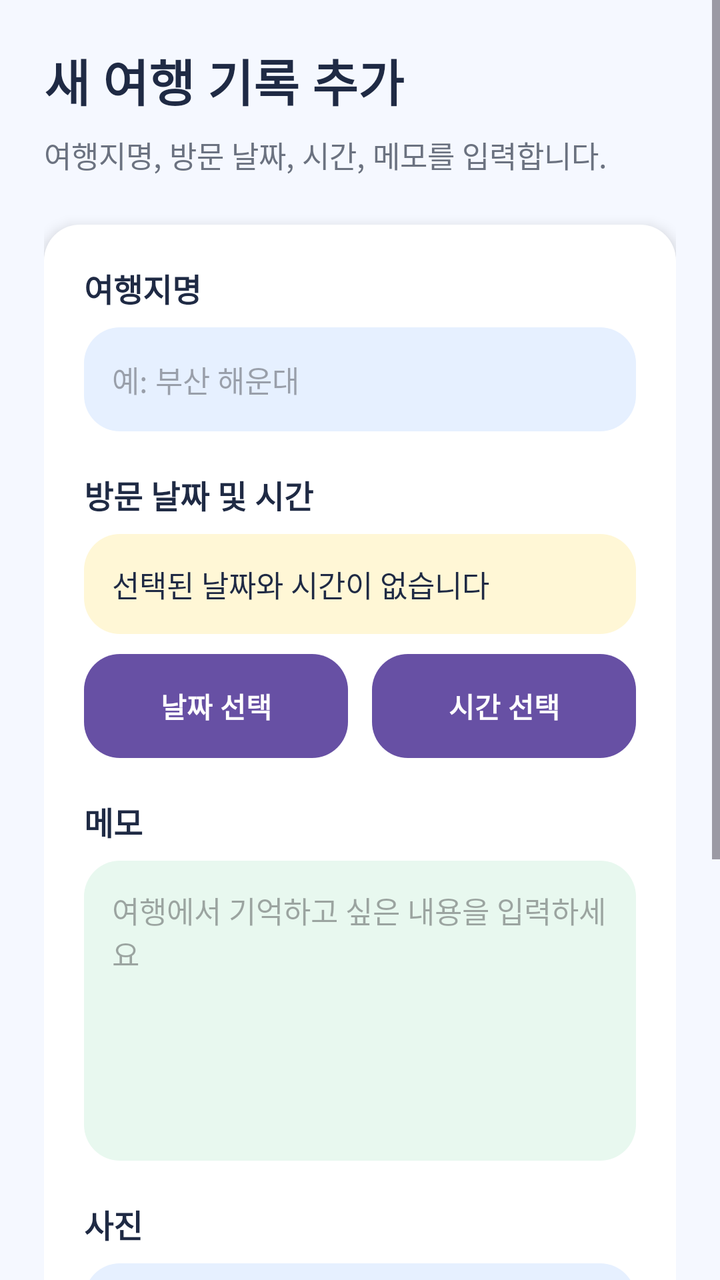
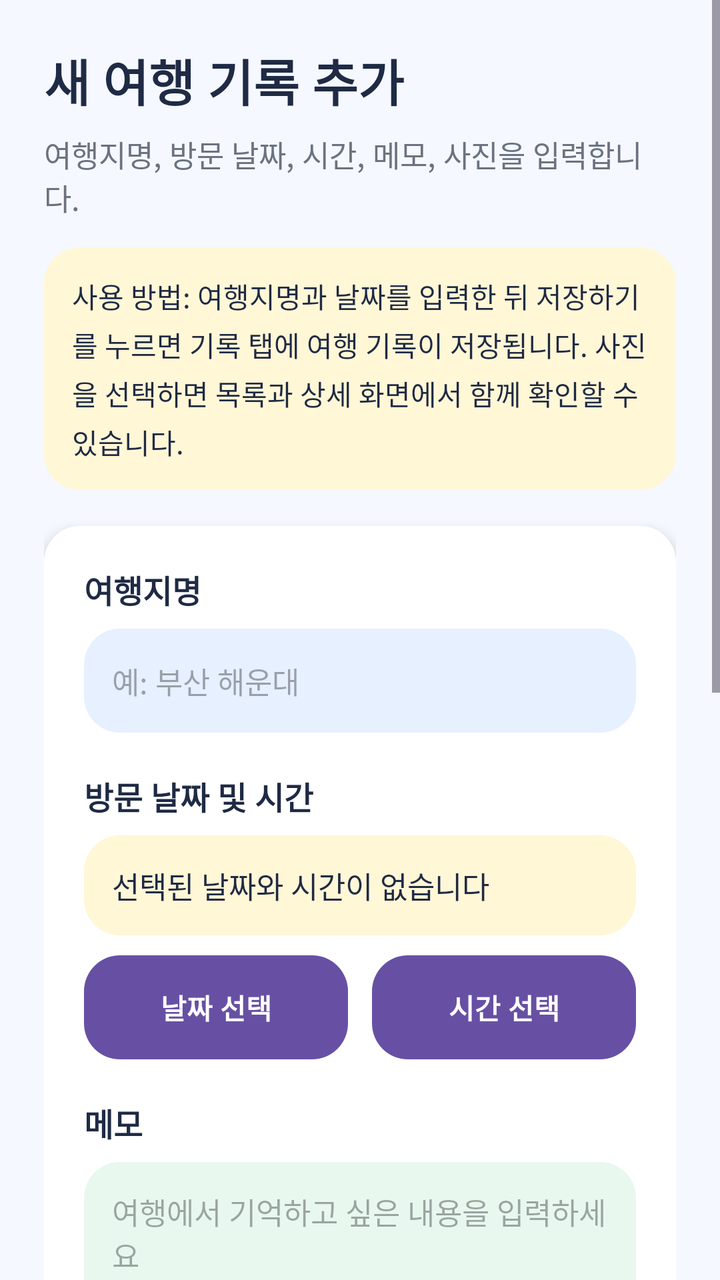

Two renders of the same Android screen: before a commit and after it. Below are the layout's source before the change and the commit's diff.
<!-- AndroidManifest.xml: application theme Theme.TravelRecordApp -->
<!-- res/layout/activity_add_travel.xml -->
<?xml version="1.0" encoding="utf-8"?>
<ScrollView xmlns:android="http://schemas.android.com/apk/res/android"
    android:layout_width="match_parent"
    android:layout_height="match_parent"
    android:background="@color/travel_bg"
    android:fillViewport="true">

    <LinearLayout
        android:layout_width="match_parent"
        android:layout_height="wrap_content"
        android:orientation="vertical"
        android:padding="22dp">

        <TextView
            android:id="@+id/tvAddTravelTitle"
            android:layout_width="match_parent"
            android:layout_height="wrap_content"
            android:text="새 여행 기록 추가"
            android:textColor="@color/travel_dark"
            android:textSize="25sp"
            android:textStyle="bold" />

        <TextView
            android:id="@+id/tvAddTravelDesc"
            android:layout_width="match_parent"
            android:layout_height="wrap_content"
            android:layout_marginTop="8dp"
            android:text="여행지명, 방문 날짜, 시간, 메모를 입력합니다."
            android:textColor="@color/travel_gray"
            android:textSize="15sp" />

        <LinearLayout
            android:layout_width="match_parent"
            android:layout_height="wrap_content"
            android:layout_marginTop="24dp"
            android:background="@drawable/bg_card_white"
            android:elevation="4dp"
            android:orientation="vertical"
            android:padding="20dp">

            <TextView
                android:layout_width="match_parent"
                android:layout_height="wrap_content"
                android:text="여행지명"
                android:textColor="@color/travel_dark"
                android:textSize="16sp"
                android:textStyle="bold" />

            <EditText
                android:id="@+id/etPlace"
                android:layout_width="match_parent"
                android:layout_height="52dp"
                android:layout_marginTop="8dp"
                android:background="@drawable/bg_card_blue"
                android:hint="예: 부산 해운대"
                android:inputType="text"
                android:paddingStart="14dp"
                android:paddingEnd="14dp"
                android:textColor="@color/travel_dark"
                android:textSize="15sp" />

            <TextView
                android:layout_width="match_parent"
                android:layout_height="wrap_content"
                android:layout_marginTop="20dp"
                android:text="방문 날짜 및 시간"
                android:textColor="@color/travel_dark"
                android:textSize="16sp"
                android:textStyle="bold" />

            <TextView
                android:id="@+id/tvSelectedDateTime"
                android:layout_width="match_parent"
                android:layout_height="wrap_content"
                android:layout_marginTop="8dp"
                android:background="@drawable/bg_card_yellow"
                android:padding="14dp"
                android:text="선택된 날짜와 시간이 없습니다"
                android:textColor="@color/travel_dark"
                android:textSize="15sp" />

            <LinearLayout
                android:layout_width="match_parent"
                android:layout_height="52dp"
                android:layout_marginTop="10dp"
                android:orientation="horizontal">

                <Button
                    android:id="@+id/btnPickDate"
                    android:layout_width="0dp"
                    android:layout_height="match_parent"
                    android:layout_marginEnd="6dp"
                    android:layout_weight="1"
                    android:background="@drawable/bg_primary_button"
                    android:text="날짜 선택"
                    android:textAllCaps="false"
                    android:textColor="@color/white"
                    android:textSize="14sp"
                    android:textStyle="bold" />

                <Button
                    android:id="@+id/btnPickTime"
                    android:layout_width="0dp"
                    android:layout_height="match_parent"
                    android:layout_marginStart="6dp"
                    android:layout_weight="1"
                    android:background="@drawable/bg_primary_button"
                    android:text="시간 선택"
                    android:textAllCaps="false"
                    android:textColor="@color/white"
                    android:textSize="14sp"
                    android:textStyle="bold" />

            </LinearLayout>

            <TextView
                android:layout_width="match_parent"
                android:layout_height="wrap_content"
                android:layout_marginTop="20dp"
                android:text="메모"
                android:textColor="@color/travel_dark"
                android:textSize="16sp"
                android:textStyle="bold" />

            <EditText
                android:id="@+id/etMemo"
                android:layout_width="match_parent"
                android:layout_height="150dp"
                android:layout_marginTop="8dp"
                android:background="@drawable/bg_card_green"
                android:gravity="top|start"
                android:hint="여행에서 기억하고 싶은 내용을 입력하세요"
                android:inputType="textMultiLine"
                android:padding="14dp"
                android:textColor="@color/travel_dark"
                android:textSize="15sp" />

            <TextView
                android:layout_width="match_parent"
                android:layout_height="wrap_content"
                android:layout_marginTop="20dp"
                android:text="사진"
                android:textColor="@color/travel_dark"
                android:textSize="16sp"
                android:textStyle="bold" />

            <TextView
                android:id="@+id/tvPhotoStatus"
                android:layout_width="match_parent"
                android:layout_height="80dp"
                android:layout_marginTop="8dp"
                android:background="@drawable/bg_photo_placeholder"
                android:gravity="center"
                android:text="사진 선택 기능은 이후 단계에서 구현"
                android:textColor="@color/travel_blue"
                android:textSize="14sp"
                android:textStyle="bold" />

            <Button
                android:id="@+id/btnPickPhoto"
                android:layout_width="match_parent"
                android:layout_height="52dp"
                android:layout_marginTop="10dp"
                android:background="@drawable/bg_primary_button"
                android:text="갤러리에서 사진 선택하기"
                android:textAllCaps="false"
                android:textColor="@color/white"
                android:textSize="15sp"
                android:textStyle="bold" />

        </LinearLayout>

        <Button
            android:id="@+id/btnSaveTravel"
            android:layout_width="match_parent"
            android:layout_height="54dp"
            android:layout_marginTop="20dp"
            android:background="@drawable/bg_primary_button"
            android:text="저장하기"
            android:textAllCaps="false"
            android:textColor="@color/white"
            android:textSize="16sp"
            android:textStyle="bold" />

        <Button
            android:id="@+id/btnCancel"
            android:layout_width="match_parent"
            android:layout_height="54dp"
            android:layout_marginTop="10dp"
            android:backgroundTint="@color/nav_unselected"
            android:text="취소"
            android:textAllCaps="false"
            android:textColor="@color/travel_dark"
            android:textSize="16sp" />

    </LinearLayout>

</ScrollView>
<!-- resources referenced by this layout -->
<resources>
  <color name="nav_unselected">#EEF2F7</color>
  <color name="travel_bg">#F5F8FF</color>
  <color name="travel_blue">#4C8DFF</color>
  <color name="travel_dark">#1F2A44</color>
  <color name="travel_gray">#6B7280</color>
  <color name="white">#FFFFFFFF</color>
  <!-- drawable bg_card_blue (drawable) -->
  <?xml version="1.0" encoding="utf-8"?>
  <shape xmlns:android="http://schemas.android.com/apk/res/android">
      <solid android:color="@color/card_blue" />
      <corners android:radius="18dp" />
  </shape>
  <!-- drawable bg_card_green (drawable) -->
  <?xml version="1.0" encoding="utf-8"?>
  <shape xmlns:android="http://schemas.android.com/apk/res/android">
      <solid android:color="@color/card_green" />
      <corners android:radius="18dp" />
  </shape>
  <!-- drawable bg_card_white (drawable) -->
  <?xml version="1.0" encoding="utf-8"?>
  <shape xmlns:android="http://schemas.android.com/apk/res/android">
      <solid android:color="@color/white" />
      <corners android:radius="18dp" />
  </shape>
  <!-- drawable bg_card_yellow (drawable) -->
  <?xml version="1.0" encoding="utf-8"?>
  <shape xmlns:android="http://schemas.android.com/apk/res/android">
      <solid android:color="@color/card_yellow" />
      <corners android:radius="18dp" />
  </shape>
  <!-- drawable bg_photo_placeholder (drawable) -->
  <?xml version="1.0" encoding="utf-8"?>
  <shape xmlns:android="http://schemas.android.com/apk/res/android">
      <solid android:color="@color/card_blue" />
      <corners android:radius="18dp" />
  </shape>
  <!-- drawable bg_primary_button (drawable) -->
  <?xml version="1.0" encoding="utf-8"?>
  <shape xmlns:android="http://schemas.android.com/apk/res/android">
      <solid android:color="@color/travel_blue" />
      <corners android:radius="18dp" />
  </shape>
  <style name="Theme.TravelRecordApp" parent="Base.Theme.TravelRecordApp" />
  <color name="card_blue">#E6F0FF</color>
  <color name="card_green">#E8F8EF</color>
  <color name="card_yellow">#FFF7D6</color>
  <style name="Base.Theme.TravelRecordApp" parent="Theme.Material3.DayNight.NoActionBar">
          
          
      </style>
</resources>

<!-- the commit's change to res/layout/activity_add_travel.xml (unified diff, before → after) -->
@@ -9,7 +9,10 @@
         android:layout_width="match_parent"
         android:layout_height="wrap_content"
         android:orientation="vertical"
-        android:padding="22dp">
+        android:paddingStart="22dp"
+        android:paddingTop="22dp"
+        android:paddingEnd="22dp"
+        android:paddingBottom="100dp">
 
         <TextView
             android:id="@+id/tvAddTravelTitle"
@@ -25,14 +28,25 @@
             android:layout_width="match_parent"
             android:layout_height="wrap_content"
             android:layout_marginTop="8dp"
-            android:text="여행지명, 방문 날짜, 시간, 메모를 입력합니다."
+            android:text="여행지명, 방문 날짜, 시간, 메모, 사진을 입력합니다."
             android:textColor="@color/travel_gray"
             android:textSize="15sp" />
 
+        <TextView
+            android:layout_width="match_parent"
+            android:layout_height="wrap_content"
+            android:layout_marginTop="14dp"
+            android:background="@drawable/bg_card_yellow"
+            android:lineSpacingExtra="4dp"
+            android:padding="14dp"
+            android:text="사용 방법: 여행지명과 날짜를 입력한 뒤 저장하기를 누르면 기록 탭에 여행 기록이 저장됩니다. 사진을 선택하면 목록과 상세 화면에서 함께 확인할 수 있습니다."
+            android:textColor="@color/travel_dark"
+            android:textSize="14sp" />
+
         <LinearLayout
             android:layout_width="match_parent"
             android:layout_height="wrap_content"
-            android:layout_marginTop="24dp"
+            android:layout_marginTop="18dp"
             android:background="@drawable/bg_card_white"
             android:elevation="4dp"
             android:orientation="vertical"
@@ -151,7 +165,7 @@
                 android:layout_marginTop="8dp"
                 android:background="@drawable/bg_photo_placeholder"
                 android:gravity="center"
-                android:text="사진 선택 기능은 이후 단계에서 구현"
+                android:text="선택된 사진이 없습니다"
                 android:textColor="@color/travel_blue"
                 android:textSize="14sp"
                 android:textStyle="bold" />
